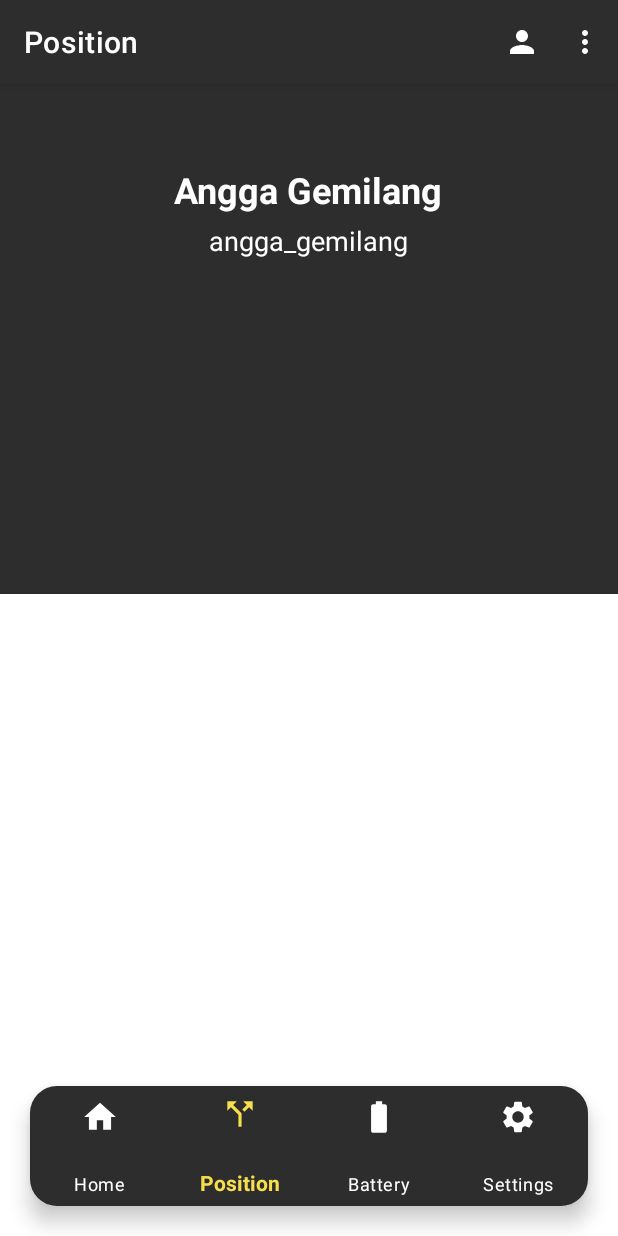
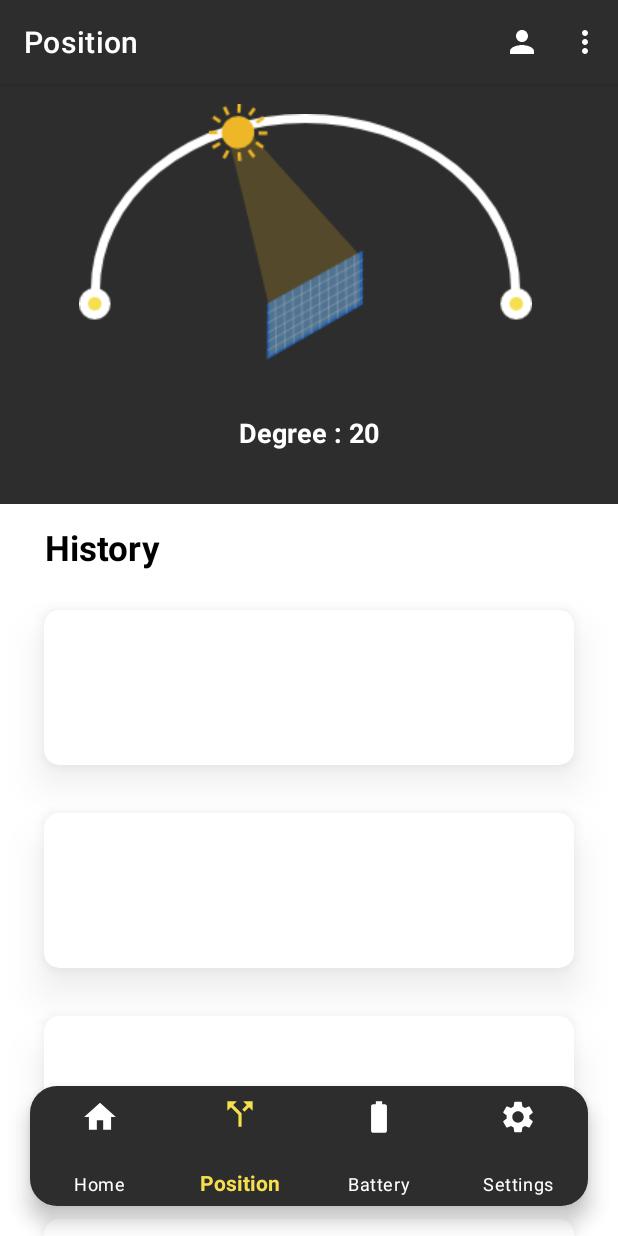
Before and after one commit to AnggaGemilang/SolarTrackerApp, an Android app: the screen it shows after launch once a user with an empty profile is signed in (MainActivity), item 2 of the bottom bar chosen, on a phone screen of 412 x 824 dp. Run offline under Robolectric (Android 15) with nearby library versions, the light colour scheme and no system bars; our stand-ins replace Firebase (no records; nobody signed in at launch, a user with empty details on screens opened directly), androidx.preference; libraries missing offline, so code that uses them is left out: com.mikhaellopez.circularprogressbar.

Commit message:
posisi settings fe

```diff
--- a/SolarTracker/app/src/main/java/com/example/solartracker/MainActivity.kt
+++ b/SolarTracker/app/src/main/java/com/example/solartracker/MainActivity.kt
@@ -31,7 +31,7 @@ class MainActivity : AppCompatActivity() {
         val homeFragment = HomeFragment()
         val positionFragment = PositionFragment()
         val batteryFragment = BatteryFragment()
-        val settingsFragment = MyPreferenceFragment()
+        val myPreferenceFragment = MyPreferenceFragment()
 
         supportActionBar?.title = "Dashboard"
         supportActionBar!!.setBackgroundDrawable(ColorDrawable(Color.parseColor("#2D2D2D")))
@@ -53,7 +53,7 @@ class MainActivity : AppCompatActivity() {
                     supportActionBar?.title = "Battery"
                 }
                 R.id.nav_setting -> {
-                    makeCurrentFragment(settingsFragment)
+                    makeCurrentFragment(myPreferenceFragment)
                     supportActionBar?.title = "Settings"
                 }
             }
--- a/SolarTracker/app/src/main/res/layout/fragment_position.xml
+++ b/SolarTracker/app/src/main/res/layout/fragment_position.xml
@@ -8,36 +8,131 @@
 
     <LinearLayout
         android:layout_width="match_parent"
-        android:layout_height="340dp"
+        android:layout_height="match_parent"
         android:orientation="vertical"
-        android:paddingTop="30dp"
-        android:gravity="center_horizontal"
+        android:gravity="center_horizontal" >
+
+        <androidx.constraintlayout.widget.ConstraintLayout
+            android:layout_width="match_parent"
+            android:layout_height="280dp"
+            android:paddingTop="10dp"
             android:background="@color/black_750" >
 
-        <TextView
-            android:id="@+id/det_txt_nama"
+            <ImageView
+                android:paddingTop="10dp"
                 android:layout_width="wrap_content"
                 android:layout_height="wrap_content"
-            android:text="Angga Gemilang"
-            app:layout_constraintTop_toBottomOf="@+id/det_img_profile"
+                android:src="@drawable/track"
+                android:layout_marginLeft="-5dp"
                 app:layout_constraintLeft_toLeftOf="parent"
                 app:layout_constraintRight_toRightOf="parent"
-            android:layout_marginTop="24dp"
-            android:textSize="24sp"
-            android:textColor="@color/white"
-            android:textStyle="bold" />
+                app:layout_constraintTop_toTopOf="parent" />
+
+            <ImageView
+                android:layout_width="wrap_content"
+                android:layout_height="wrap_content"
+                android:src="@drawable/sun"
+                app:layout_constraintLeft_toLeftOf="parent"
+                app:layout_constraintRight_toRightOf="parent"
+                android:layout_marginTop="3dp"
+                android:layout_marginLeft="-30dp"
+                app:layout_constraintTop_toTopOf="parent" />
 
             <TextView
-            android:id="@+id/det_txt_username"
                 android:layout_width="wrap_content"
                 android:layout_height="wrap_content"
+                android:text="Degree : 20"
+                android:textStyle="bold"
+                android:textColor="@color/white"
+                android:textSize="18sp"
+                app:layout_constraintRight_toRightOf="parent"
+                app:layout_constraintBottom_toBottomOf="parent"
                 app:layout_constraintLeft_toLeftOf="parent"
-            app:layout_constraintRight_toRightOf="parent"
-            app:layout_constraintTop_toBottomOf="@+id/det_txt_nama"
-            android:text="angga_gemilang"
-            android:layout_marginTop="5dp"
-            android:textColor="@color/white"
-            android:textSize="18sp" />
+                android:layout_marginBottom="35dp" />
+
+        </androidx.constraintlayout.widget.ConstraintLayout>
+
+        <LinearLayout
+            android:layout_width="match_parent"
+            android:orientation="vertical"
+            android:layout_height="match_parent" >
+
+            <TextView
+                android:layout_width="match_parent"
+                android:layout_height="wrap_content"
+                android:text="History"
+                android:layout_marginTop="13dp"
+                android:textStyle="bold"
+                android:layout_marginHorizontal="30dp"
+                android:layout_marginBottom="20dp"
+                android:textSize="23sp" />
+
+            <androidx.cardview.widget.CardView
+                android:layout_width="match_parent"
+                android:layout_height="155dp"
+                app:cardElevation="15dp"
+                android:layout_marginHorizontal="11dp"
+                app:cardCornerRadius="10dp"
+                android:layout_marginTop="-20dp"
+                android:foreground="?android:attr/selectableItemBackground"
+                app:cardUseCompatPadding="true"
+                android:clickable="true"
+                android:backgroundTint="@color/white"
+                android:outlineSpotShadowColor="@color/black_40t"
+                android:focusable="true">
+
+            </androidx.cardview.widget.CardView>
+
+            <androidx.cardview.widget.CardView
+                android:layout_width="match_parent"
+                android:layout_height="155dp"
+                app:cardElevation="15dp"
+                android:layout_marginHorizontal="11dp"
+                app:cardCornerRadius="10dp"
+                android:layout_marginTop="-20dp"
+                android:foreground="?android:attr/selectableItemBackground"
+                app:cardUseCompatPadding="true"
+                android:clickable="true"
+                android:backgroundTint="@color/white"
+                android:outlineSpotShadowColor="@color/black_40t"
+                android:focusable="true">
+
+            </androidx.cardview.widget.CardView>
+
+            <androidx.cardview.widget.CardView
+                android:layout_width="match_parent"
+                android:layout_height="155dp"
+                app:cardElevation="15dp"
+                android:layout_marginHorizontal="11dp"
+                app:cardCornerRadius="10dp"
+                android:layout_marginTop="-20dp"
+                android:foreground="?android:attr/selectableItemBackground"
+                app:cardUseCompatPadding="true"
+                android:clickable="true"
+                android:backgroundTint="@color/white"
+                android:outlineSpotShadowColor="@color/black_40t"
+                android:focusable="true">
+
+            </androidx.cardview.widget.CardView>
+
+            <androidx.cardview.widget.CardView
+                android:layout_width="match_parent"
+                android:layout_height="155dp"
+                app:cardElevation="15dp"
+                android:layout_marginHorizontal="11dp"
+                app:cardCornerRadius="10dp"
+                android:layout_marginTop="-20dp"
+                android:foreground="?android:attr/selectableItemBackground"
+                app:cardUseCompatPadding="true"
+                android:clickable="true"
+                android:layout_marginBottom="110dp"
+                android:backgroundTint="@color/white"
+                android:outlineSpotShadowColor="@color/black_40t"
+                android:focusable="true">
+
+            </androidx.cardview.widget.CardView>
+
+        </LinearLayout>
 
     </LinearLayout>
 
```
Also changed, not shown: SolarTracker/app/src/main/res/drawable/sun.png (added), SolarTracker/app/src/main/res/drawable/track.png (added). Lines whose indentation alone changed are shown as unchanged.
